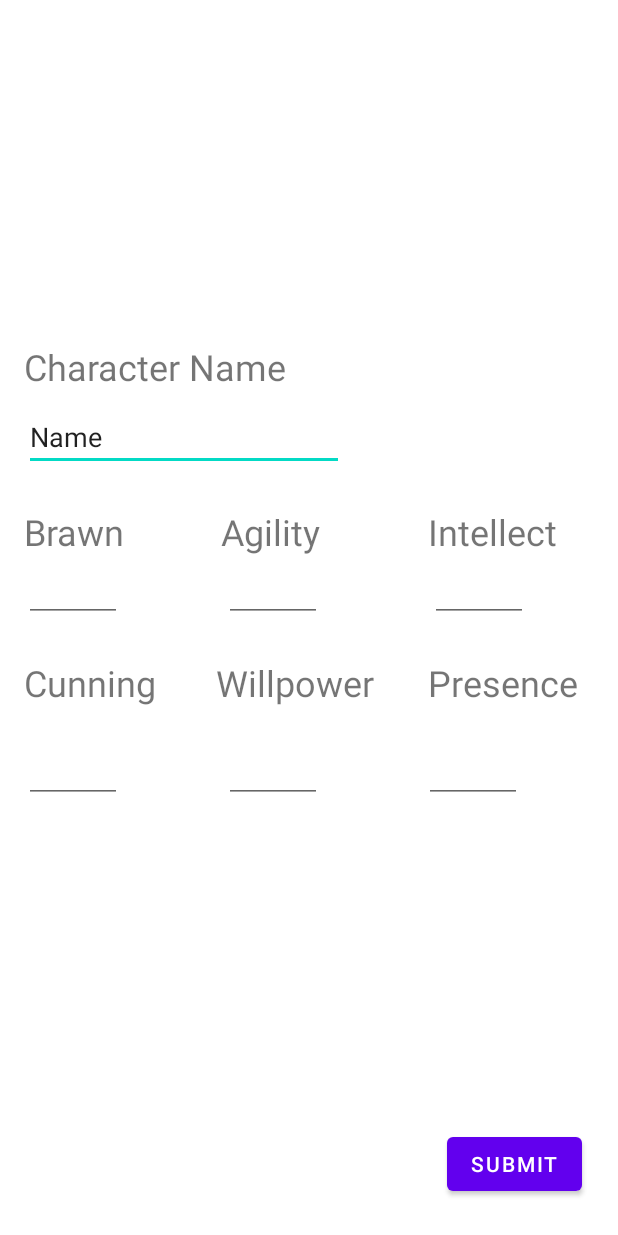
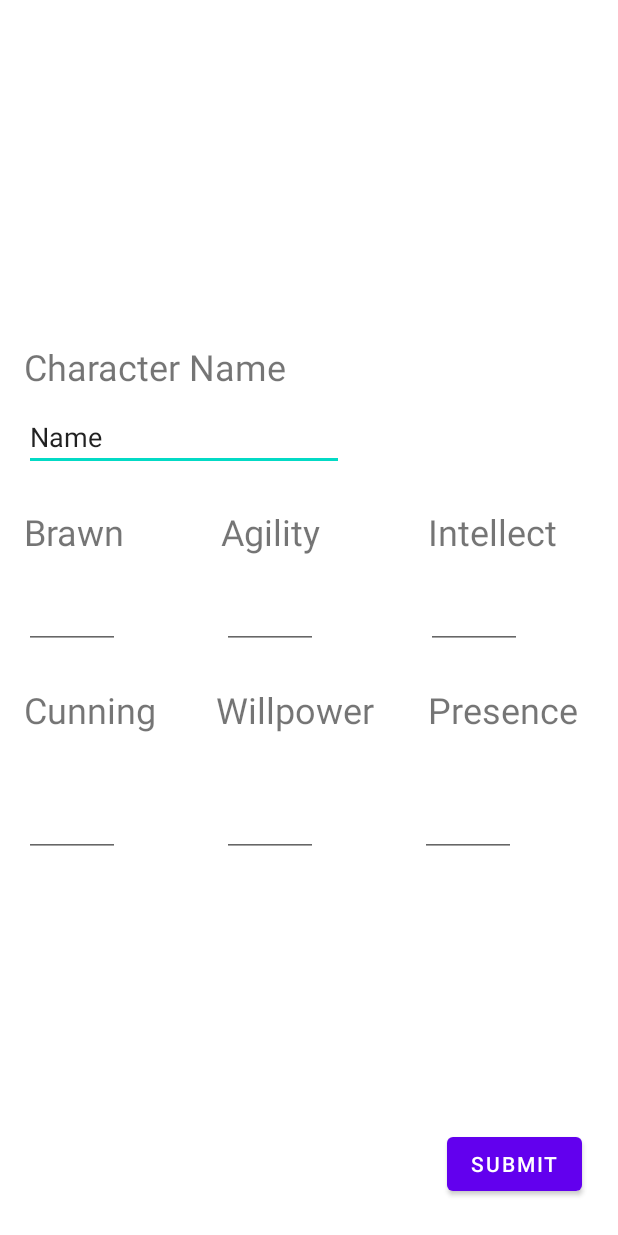
Before and after one commit to ryanmueller28/GenesysCharacterSheetApp, an Android app: the layout activity_characteristic.xml on its own in the app's theme, with its tools: preview values and no code run, on a phone screen of 412 x 824 dp. Run offline under Robolectric (Android 15) with nearby library versions, the phone set to English and light mode, and no system bars.

Commit message:
Updated:
Changed onCreate in CharacteristicActivity and expanded layout in the xml for characteristic.

```diff
--- a/app/src/main/java/com/genesyscharactersheetapp/CharacteristicActivity.java
+++ b/app/src/main/java/com/genesyscharactersheetapp/CharacteristicActivity.java
@@ -17,7 +17,8 @@ public class CharacteristicActivity extends AppCompatActivity {
     private Button btnAdd;
     private EditText charName, editBrawn, editAgility, editIntellect, editCunning, editWillpower, editPresence;
 
-    protected void onCreate(Bundle savedInstanceState, String characterName) {
+    @Override
+    protected void onCreate(Bundle savedInstanceState) {
         super.onCreate(savedInstanceState);
         setContentView(R.layout.activity_characteristic);
         charName = (EditText) findViewById(R.id.editCharacterName);
--- a/app/src/main/res/layout/activity_characteristic.xml
+++ b/app/src/main/res/layout/activity_characteristic.xml
@@ -44,8 +44,8 @@
 
     <EditText
         android:id="@+id/BrawnValue"
-        android:layout_width="65dp"
-        android:layout_height="36dp"
+        android:layout_width="64dp"
+        android:layout_height="54dp"
         android:layout_marginStart="16dp"
         android:layout_marginTop="8dp"
         android:ems="10"
@@ -66,8 +66,8 @@
 
     <EditText
         android:id="@+id/AgilityValue"
-        android:layout_width="65dp"
-        android:layout_height="36dp"
+        android:layout_width="64dp"
+        android:layout_height="54dp"
         android:layout_marginStart="68dp"
         android:layout_marginTop="8dp"
         android:ems="10"
@@ -88,8 +88,8 @@
 
     <EditText
         android:id="@+id/IntellectValue"
-        android:layout_width="65dp"
-        android:layout_height="36dp"
+        android:layout_width="64dp"
+        android:layout_height="54dp"
         android:layout_marginStart="72dp"
         android:layout_marginTop="8dp"
         android:ems="10"
@@ -99,8 +99,8 @@
 
     <EditText
         android:id="@+id/PresenceValue"
-        android:layout_width="65dp"
-        android:layout_height="36dp"
+        android:layout_width="64dp"
+        android:layout_height="54dp"
         android:layout_marginStart="68dp"
         android:layout_marginTop="28dp"
         android:ems="10"
@@ -133,8 +133,8 @@
 
     <EditText
         android:id="@+id/CunningValue"
-        android:layout_width="65dp"
-        android:layout_height="36dp"
+        android:layout_width="64dp"
+        android:layout_height="54dp"
         android:layout_marginStart="16dp"
         android:layout_marginTop="28dp"
         android:ems="10"
@@ -155,8 +155,8 @@
 
     <EditText
         android:id="@+id/WillpowerValue"
-        android:layout_width="65dp"
-        android:layout_height="36dp"
+        android:layout_width="64dp"
+        android:layout_height="54dp"
         android:layout_marginStart="68dp"
         android:layout_marginTop="28dp"
         android:ems="10"
```
